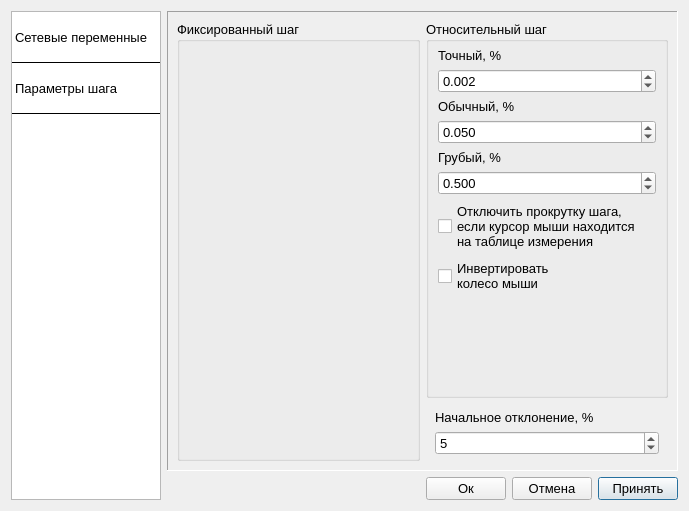
Before: the Qt Designer form ui/settings_form.ui in irsural/clb_autocheck, drawn with Qt 5.
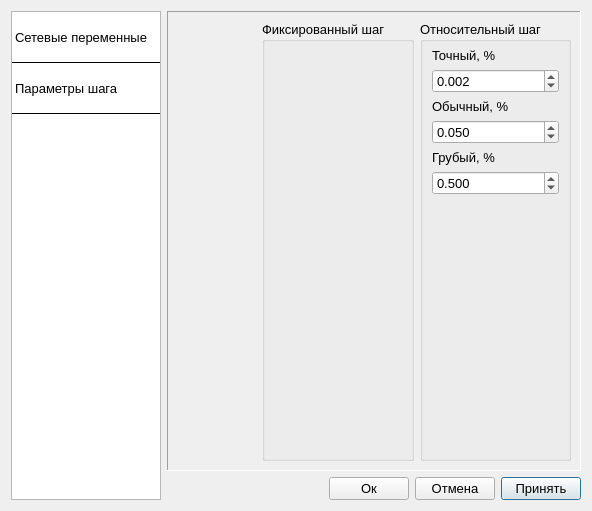
After: the same form once the commit is applied. The open tabs and pages were chosen to show the change. Icons and pictures are not drawn.

Commit message: Убрал лишние элементы из настроек

```diff
--- a/ui/settings_form.ui
+++ b/ui/settings_form.ui
@@ -6,7 +6,7 @@
    <rect>
     <x>0</x>
     <y>0</y>
-    <width>689</width>
+    <width>592</width>
     <height>511</height>
    </rect>
   </property>
@@ -214,8 +214,27 @@
           </widget>
           <widget class="QWidget" name="step_parameters_page">
            <layout class="QHBoxLayout" name="horizontalLayout_3">
+            <item>
+             <spacer name="horizontalSpacer_2">
+              <property name="orientation">
+               <enum>Qt::Horizontal</enum>
+              </property>
+              <property name="sizeHint" stdset="0">
+               <size>
+                <width>40</width>
+                <height>20</height>
+               </size>
+              </property>
+             </spacer>
+            </item>
             <item>
              <widget class="QGroupBox" name="fixed_range_groupbox">
+              <property name="sizePolicy">
+               <sizepolicy hsizetype="Preferred" vsizetype="Preferred">
+                <horstretch>0</horstretch>
+                <verstretch>0</verstretch>
+               </sizepolicy>
+              </property>
               <property name="title">
                <string>Фиксированный шаг</string>
               </property>
@@ -299,26 +318,6 @@
                    </property>
                   </widget>
                  </item>
-                 <item>
-                  <widget class="QCheckBox" name="disable_scroll_on_table_checkbox">
-                   <property name="text">
-                    <string>Отключить прокрутку шага,
-если курсор мыши находится
-на таблице измерения</string>
-                   </property>
-                   <property name="checked">
-                    <bool>false</bool>
-                   </property>
-                  </widget>
-                 </item>
-                 <item>
-                  <widget class="QCheckBox" name="mouse_inversion_checkbox">
-                   <property name="text">
-                    <string>Инвертировать
-колесо мыши</string>
-                   </property>
-                  </widget>
-                 </item>
                  <item>
                   <spacer name="verticalSpacer">
                    <property name="orientation">
@@ -335,42 +334,6 @@
                 </layout>
                </widget>
               </item>
-              <item>
-               <layout class="QVBoxLayout" name="verticalLayout_6">
-                <property name="leftMargin">
-                 <number>9</number>
-                </property>
-                <property name="topMargin">
-                 <number>6</number>
-                </property>
-                <property name="rightMargin">
-                 <number>9</number>
-                </property>
-                <property name="bottomMargin">
-                 <number>6</number>
-                </property>
-                <item>
-                 <widget class="QLabel" name="label_4">
-                  <property name="whatsThis">
-                   <string>&lt;html&gt;&lt;head/&gt;&lt;body&gt;&lt;p&gt;Во время измерения, при нажатии кнопки &amp;quot;Перейти к точке&amp;quot;, на калибраторе будет установлено значение: &lt;/p&gt;&lt;p&gt;&amp;quot;выбранная точка +(-) начальное отклонение&amp;quot;. &lt;/p&gt;&lt;p&gt;Начальное отклонение задается в процентах от максимума шкалы поверяемого прибора.&lt;/p&gt;&lt;/body&gt;&lt;/html&gt;</string>
-                  </property>
-                  <property name="text">
-                   <string>Начальное отклонение, %</string>
-                  </property>
-                 </widget>
-                </item>
-                <item>
-                 <widget class="QSpinBox" name="start_deviation_spinbox">
-                  <property name="maximum">
-                   <number>100</number>
-                  </property>
-                  <property name="value">
-                   <number>5</number>
-                  </property>
-                 </widget>
-                </item>
-               </layout>
-              </item>
              </layout>
             </item>
            </layout>
```
Left out of the diff: 2 changed lines with no effect on the pictures. The commit also changes 2 other files.
